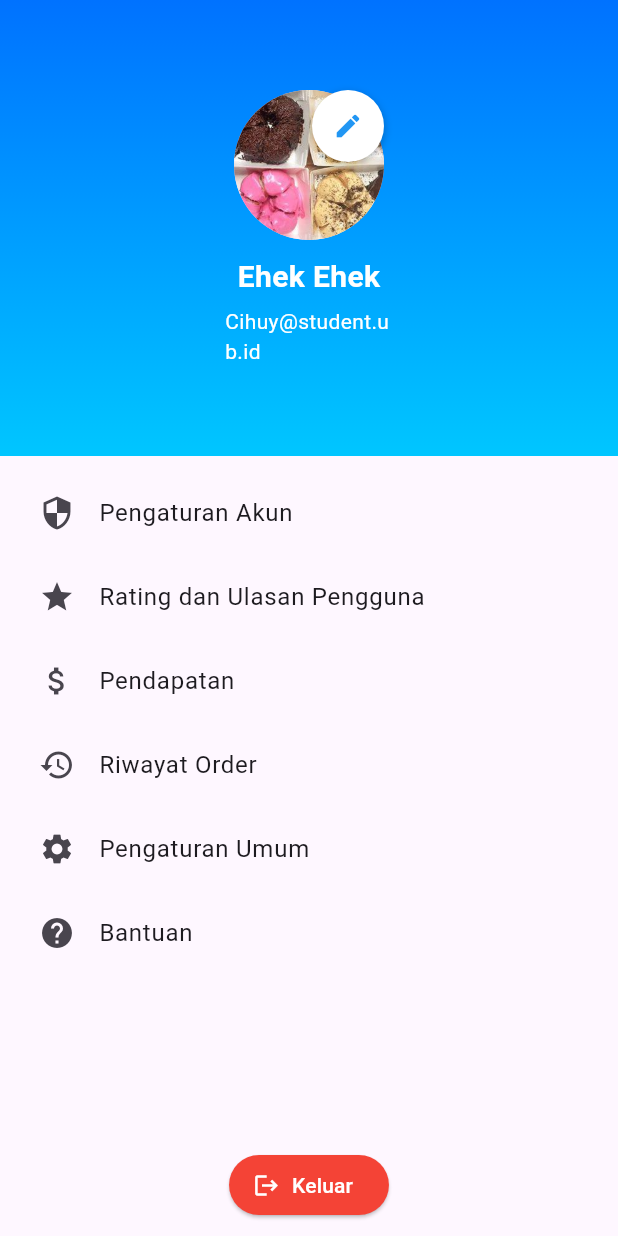
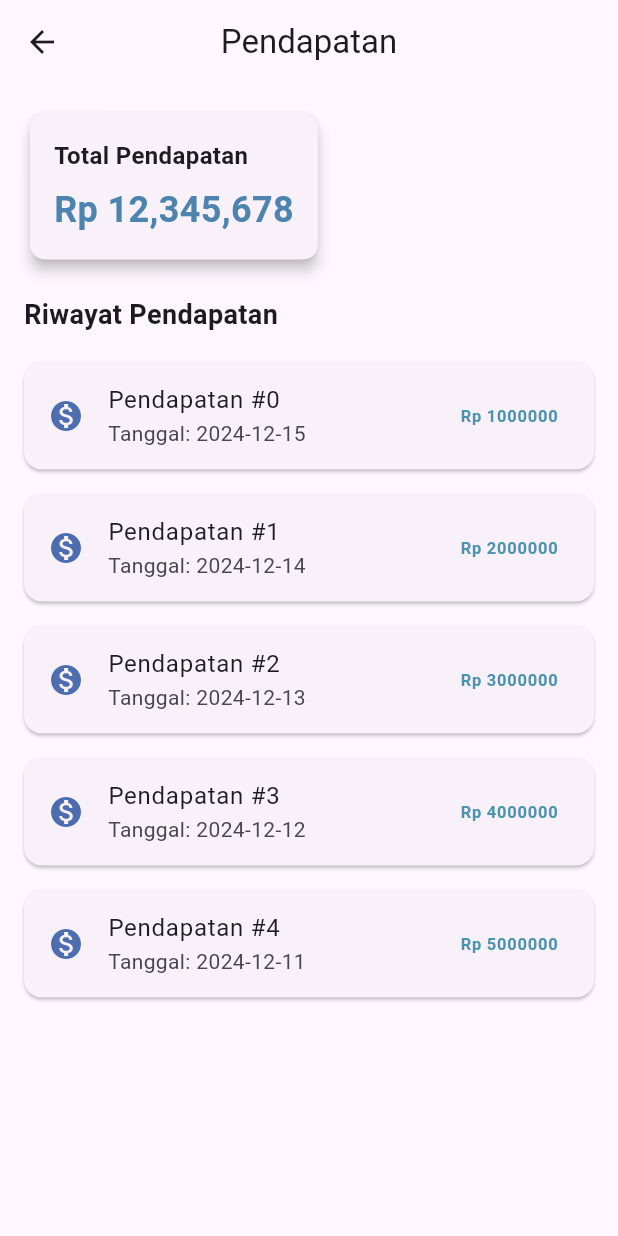
Before and after one commit to Naxumi/ubmager, a Flutter app: the Profil screen opened directly, after a tap on "Pendapatan", on a phone screen of 412 x 824 dp. Run offline on Flutter 3.47's test engine with Material 3 defaults, Android fonts, the phone set to English and light mode, and no system bars; our stand-ins replace shared_preferences; accounts and stored records are empty.

Commit message:
add bantuan, pendapatan, update profile

```diff
--- /dev/null
+++ b/lib/pendapatan.dart
@@ -0,0 +1,88 @@
+import 'package:flutter/material.dart';
+
+class PendapatanPage extends StatelessWidget {
+  @override
+  Widget build(BuildContext context) {
+    return Scaffold(
+      appBar: AppBar(
+        title: Text('Pendapatan'),
+        centerTitle: true,
+      ),
+      body: Padding(
+        padding: const EdgeInsets.all(16.0),
+        child: Column(
+          crossAxisAlignment: CrossAxisAlignment.start,
+          children: [
+            // Total Pendapatan
+            Card(
+              elevation: 4,
+              shape: RoundedRectangleBorder(
+                borderRadius: BorderRadius.circular(10),
+              ),
+              child: Padding(
+                padding: const EdgeInsets.all(16.0),
+                child: Column(
+                  crossAxisAlignment: CrossAxisAlignment.start,
+                  children: [
+                    Text(
+                      'Total Pendapatan',
+                      style: TextStyle(
+                        fontSize: 16,
+                        fontWeight: FontWeight.bold,
+                      ),
+                    ),
+                    SizedBox(height: 8),
+                    Text(
+                      'Rp 12,345,678',
+                      style: TextStyle(
+                        fontSize: 24,
+                        fontWeight: FontWeight.bold,
+                        color: const Color.fromARGB(255, 76, 132, 175),
+                      ),
+                    ),
+                  ],
+                ),
+              ),
+            ),
+            SizedBox(height: 20),
+
+            // Detail Pendapatan
+            Text(
+              'Riwayat Pendapatan',
+              style: TextStyle(
+                fontSize: 18,
+                fontWeight: FontWeight.bold,
+              ),
+            ),
+            SizedBox(height: 10),
+            Expanded(
+              child: ListView.builder(
+                itemCount: 5, // Contoh 5 item
+                itemBuilder: (context, index) {
+                  return Card(
+                    margin: const EdgeInsets.symmetric(vertical: 8),
+                    child: ListTile(
+                      leading: Icon(
+                        Icons.monetization_on,
+                        color: const Color.fromARGB(255, 76, 109, 175),
+                      ),
+                      title: Text('Pendapatan #$index'),
+                      subtitle: Text('Tanggal: 2024-12-${15 - index}'),
+                      trailing: Text(
+                        'Rp ${(index + 1) * 1000000}',
+                        style: TextStyle(
+                          fontWeight: FontWeight.bold,
+                          color: const Color.fromARGB(255, 76, 147, 175),
+                        ),
+                      ),
+                    ),
+                  );
+                },
+              ),
+            ),
+          ],
+        ),
+      ),
+    );
+  }
+}
```
Also changed, not shown: lib/bantuan.dart (added, +76 -0 lines), lib/history.dart (+6 -1 lines), lib/profil.dart (+28 -4 lines).
